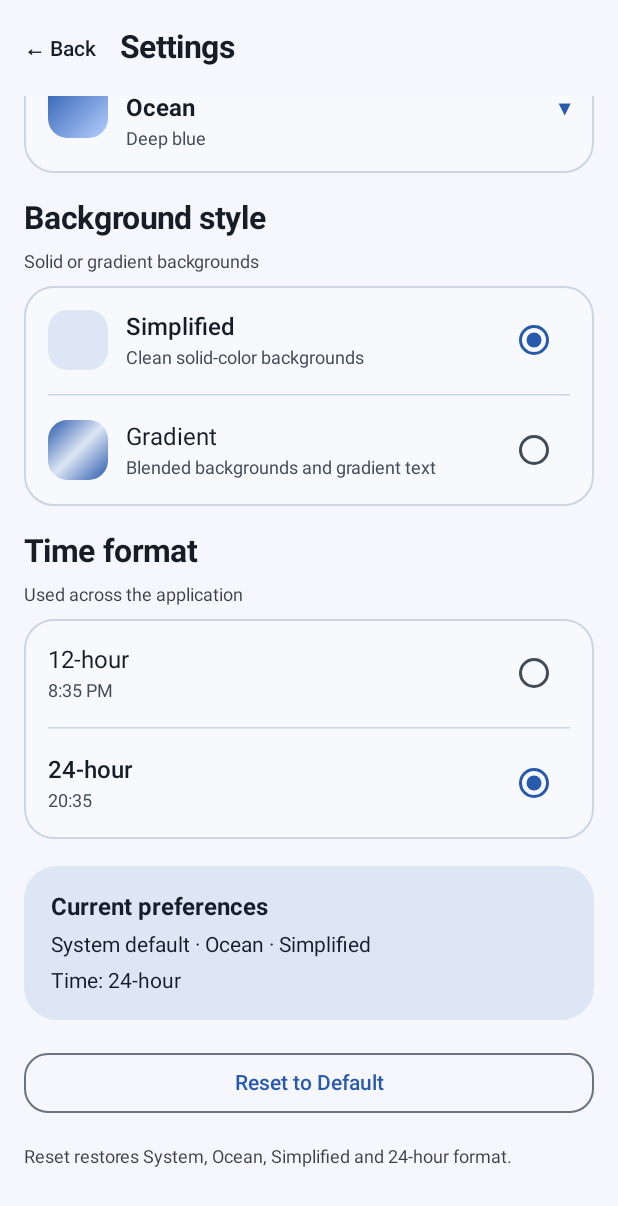
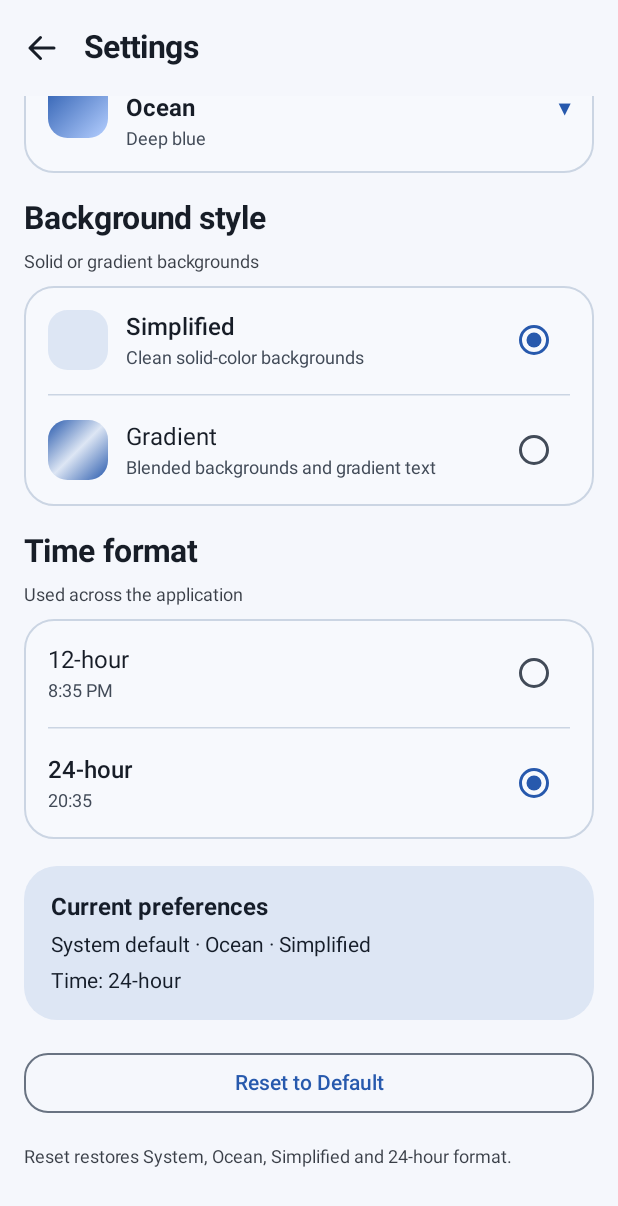
Before and after one commit to ridamranjan/pnrenq, an Android app built with Jetpack Compose: the composable SettingsScreen shown on its own in the app's theme, scrolled down 470 dp, on a phone screen of 412 x 824 dp. Shown: the top 1206 px of the screen. Run offline under Robolectric (Android 15) with nearby library versions, the phone set to English and light mode, and no system bars.

Commit message:
Replace text back buttons with reusable navigation icon

```diff
--- a/app/src/main/java/com/first/pnrenq/ui/add/AddPnrScreen.kt
+++ b/app/src/main/java/com/first/pnrenq/ui/add/AddPnrScreen.kt
@@ -18,6 +18,7 @@ import androidx.compose.runtime.saveable.rememberSaveable
 
 import androidx.compose.ui.Alignment
 import androidx.compose.ui.Modifier
+import com.first.pnrenq.ui.common.PnrBackButton
 import androidx.compose.ui.graphics.Color
 import androidx.compose.ui.text.font.FontWeight
 import androidx.compose.ui.text.input.ImeAction
@@ -82,15 +83,10 @@ fun AddPnrScreen(
                 },
 
                 navigationIcon = {
-                    TextButton(
+                    PnrBackButton(
                         onClick = onBack,
                         enabled = !isChecking
-                    ) {
-                        Text(
-                            text = "← Back",
-                            color = scheme.onBackground
-                        )
-                    }
+                    )
                 },
 
                 colors = TopAppBarDefaults.topAppBarColors(
--- /dev/null
+++ b/app/src/main/java/com/first/pnrenq/ui/common/PnrBackButton.kt
@@ -0,0 +1,35 @@
+
+package com.first.pnrenq.ui.common
+
+import androidx.compose.foundation.layout.size
+import androidx.compose.material3.Icon
+import androidx.compose.material3.IconButton
+import androidx.compose.material3.LocalContentColor
+import androidx.compose.runtime.Composable
+import androidx.compose.ui.Modifier
+import androidx.compose.ui.res.painterResource
+import androidx.compose.ui.unit.dp
+
+import com.first.pnrenq.R
+
+@Composable
+fun PnrBackButton(
+    onClick: () -> Unit,
+    modifier: Modifier = Modifier,
+    enabled: Boolean = true
+) {
+    IconButton(
+        onClick = onClick,
+        enabled = enabled,
+        modifier = modifier.size(48.dp)
+    ) {
+        Icon(
+            painter = painterResource(
+                R.drawable.ic_pnr_back
+            ),
+            contentDescription = "Navigate back",
+            tint = LocalContentColor.current,
+            modifier = Modifier.size(24.dp)
+        )
+    }
+}
--- a/app/src/main/java/com/first/pnrenq/ui/details/DetailsScreen.kt
+++ b/app/src/main/java/com/first/pnrenq/ui/details/DetailsScreen.kt
@@ -30,6 +30,7 @@ import androidx.compose.ui.unit.dp
 
 import com.first.pnrenq.R
 import com.first.pnrenq.data.mock.MockPnrData
+import com.first.pnrenq.ui.common.PnrBackButton
 import com.first.pnrenq.domain.model.PassengerStatus
 import com.first.pnrenq.domain.model.PnrInfo
 import com.first.pnrenq.ui.common.JourneyTimeline
@@ -82,9 +83,9 @@ fun DetailsScreen(
                     )
                 },
                 navigationIcon = {
-                    TextButton(onClick = onBack) {
-                        Text("← Back")
-                    }
+                    PnrBackButton(
+                        onClick = onBack
+                    )
                 },
                 colors = TopAppBarDefaults.topAppBarColors(
                     containerColor = Color.Transparent,
--- a/app/src/main/java/com/first/pnrenq/ui/settings/SettingsScreen.kt
+++ b/app/src/main/java/com/first/pnrenq/ui/settings/SettingsScreen.kt
@@ -31,6 +31,7 @@ import androidx.compose.ui.text.font.FontWeight
 import androidx.compose.ui.unit.dp
 
 import com.first.pnrenq.ui.theme.AppThemeMode
+import com.first.pnrenq.ui.common.PnrBackButton
 import com.first.pnrenq.ui.theme.AppThemePalette
 import com.first.pnrenq.ui.theme.AppThemeStyle
 import com.first.pnrenq.ui.theme.AppTimeFormat
@@ -96,12 +97,9 @@ fun SettingsScreen(
                 },
 
                 navigationIcon = {
-                    TextButton(onClick = onBack) {
-                        Text(
-                            text = "← Back",
-                            color = scheme.onBackground
-                        )
-                    }
+                    PnrBackButton(
+                        onClick = onBack
+                    )
                 },
 
                 colors = TopAppBarDefaults.topAppBarColors(
--- /dev/null
+++ b/app/src/main/res/drawable/ic_pnr_back.xml
@@ -0,0 +1,16 @@
+
+<vector xmlns:android="http://schemas.android.com/apk/res/android"
+    android:width="24dp"
+    android:height="24dp"
+    android:viewportWidth="24"
+    android:viewportHeight="24">
+
+    <path
+        android:fillColor="#00000000"
+        android:strokeColor="#FFFFFFFF"
+        android:strokeWidth="2"
+        android:strokeLineCap="round"
+        android:strokeLineJoin="round"
+        android:pathData="M20,12H4 M11,5L4,12L11,19" />
+
+</vector>
```
